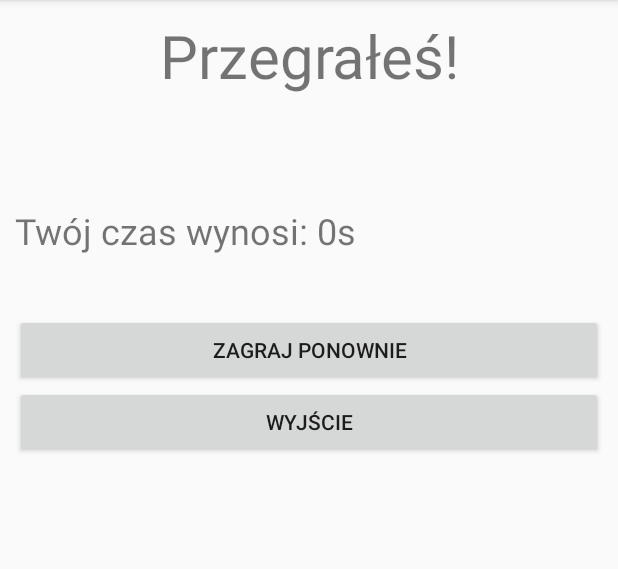
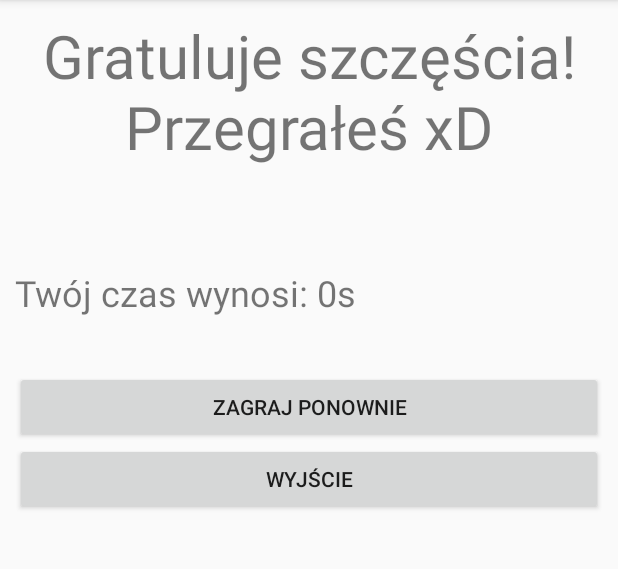
Before and after one commit to demba003/SaperJava, an Android app: the EndActivity screen opened directly, with no data from a screen before it, on a phone screen of 412 x 824 dp, the part 84-653 px from its top. Run offline under Robolectric (Android 15) with nearby library versions, the phone set to English and light mode, and no system bars.

Commit message:
Easter Egg
Dla szczególnych szczęściarzy :v:

```diff
--- a/app/src/main/java/javalab/pk/saper/Controller/EndActivity.java
+++ b/app/src/main/java/javalab/pk/saper/Controller/EndActivity.java
@@ -33,14 +33,20 @@ public class EndActivity extends AppCompatActivity {
             win.setText("Wygrałeś!");
             typ="Wygrana";
         }
+
         else
         {
-            win.setText("Przegrałeś!");
-            typ="Przegrana";
+            if(wincond<2){
+                win.setText("Gratuluje szczęścia! Przegrałeś xD");
+            }
+            else {
+
+                win.setText("Przegrałeś!");
+            }
+            typ = "Przegrana";
         }
 
-        NotificationCompat.Builder mBuilder =
-                new NotificationCompat.Builder(this)
+        NotificationCompat.Builder mBuilder =                new NotificationCompat.Builder(this)
                         .setPriority( NotificationCompat.PRIORITY_DEFAULT )
                         .setSmallIcon(R.mipmap.ic_launcher)
                         .setContentTitle("Saper")
```
